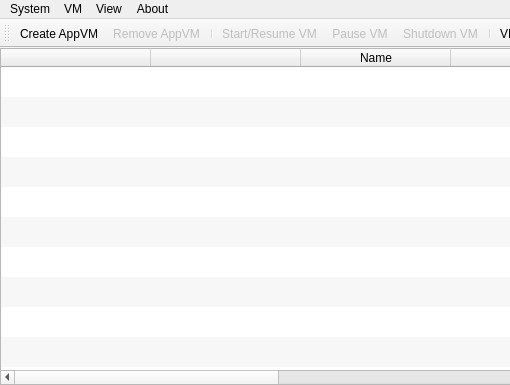
The window that mainwindow.ui (QubesOS/qubes-manager) describes before a commit, drawn with Qt 5; both pictures show x 0 to 510 and y 0 to 385 of the 769 by 385 pixel window.
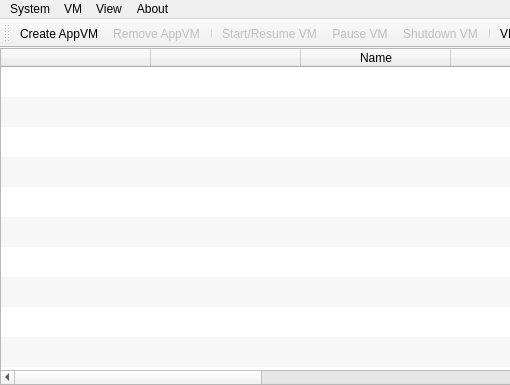
The same window after the commit. Icons and pictures are not drawn.

Commit message: Add Last backup date column (#798)

Diff of the .ui file:
```diff
--- a/mainwindow.ui
+++ b/mainwindow.ui
@@ -118,7 +118,7 @@
        <number>10</number>
       </property>
       <property name="columnCount">
-       <number>14</number>
+       <number>15</number>
       </property>
       <attribute name="horizontalHeaderCascadingSectionResizes">
        <bool>false</bool>
@@ -237,6 +237,11 @@
         <string>Backups</string>
        </property>
       </column>
+      <column>
+       <property name="text">
+        <string>Last backup</string>
+       </property>
+      </column>
      </widget>
     </item>
    </layout>
```
Left out of the diff: 12 changed lines with no effect on the pictures. The commit also changes 1 other file.
